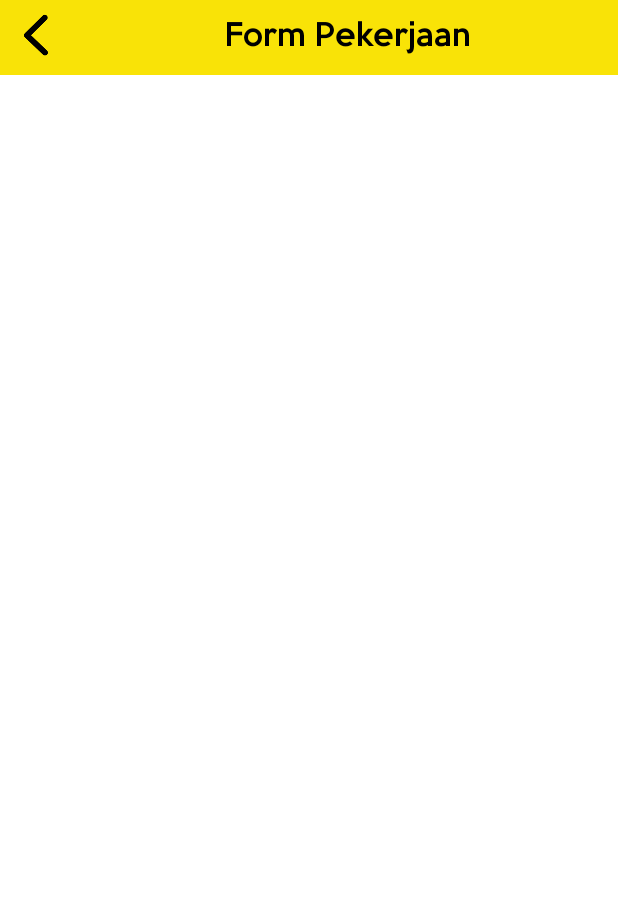
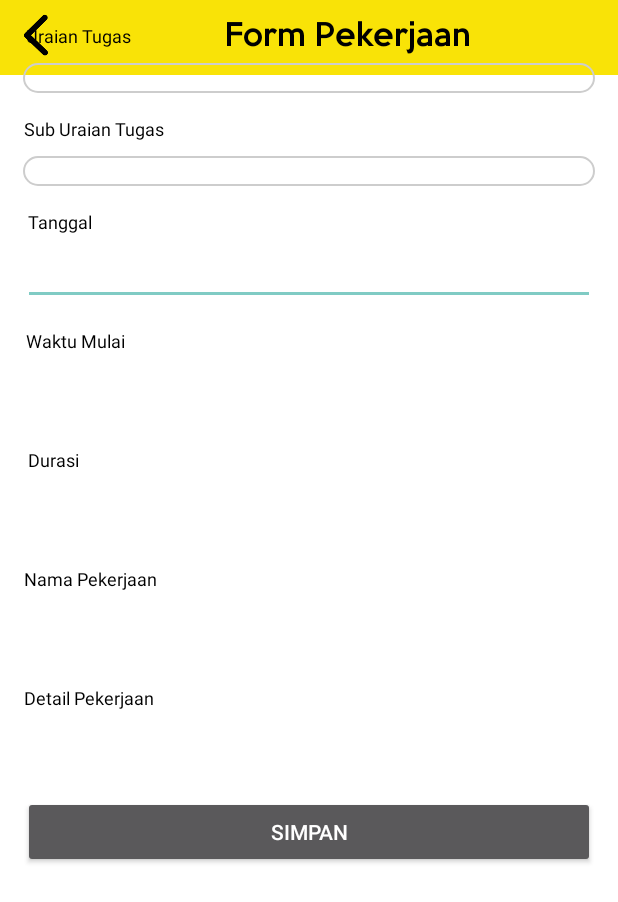
Before and after one commit to imagine-us/absen-mobile, an Android app: the layout activity_form_pekerjaan.xml on its own in the app's theme, with its tools: preview values and no code run, on a phone screen of 412 x 824 dp. Shown: the top 902 px of the screen. Run offline under Robolectric (Android 15) with nearby library versions, the phone set to English and light mode, and no system bars.

Commit message:
roy menuh

```diff
--- a/app/src/main/res/layout/activity_form_pekerjaan.xml
+++ b/app/src/main/res/layout/activity_form_pekerjaan.xml
@@ -14,6 +14,7 @@
         android:background="@color/putihtulang"
         android:orientation="vertical">
     <LinearLayout
+        android:id="@+id/nav"
         android:layout_width="match_parent"
         android:layout_height="wrap_content"
         android:orientation="horizontal"
@@ -46,7 +47,7 @@
         app:layout_constraintHorizontal_bias="0.0"
         app:layout_constraintLeft_toLeftOf="parent"
         app:layout_constraintRight_toRightOf="parent"
-        app:layout_constraintTop_toBottomOf="parent">
+        app:layout_constraintTop_toBottomOf="@+id/nav">
 
         <androidx.constraintlayout.widget.ConstraintLayout
             android:layout_width="match_parent"
```
